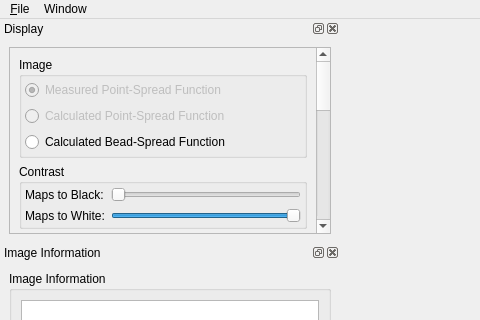
The window that apps/VisualPSFOptimizer/VisualPSFOptimizer.ui (CISMM/PSFEstimator) describes before a commit, drawn with Qt 5; both pictures show x 0 to 480 and y 0 to 320 of the 1001 by 779 pixel window.
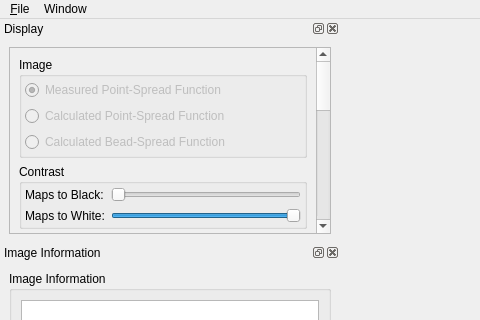
The same window after the commit. Custom widgets are drawn as their Qt base class.

Patch:
```diff
--- a/apps/VisualPSFOptimizer/VisualPSFOptimizer.ui
+++ b/apps/VisualPSFOptimizer/VisualPSFOptimizer.ui
@@ -192,6 +192,9 @@
             </item>
             <item>
              <widget class="QRadioButton" name="calculatedBSFRadioButton">
+              <property name="enabled">
+               <bool>false</bool>
+              </property>
               <property name="text">
                <string>Calculated Bead-Spread Function</string>
               </property>
```
Left out of the diff: 22 changed lines with no effect on the pictures.
